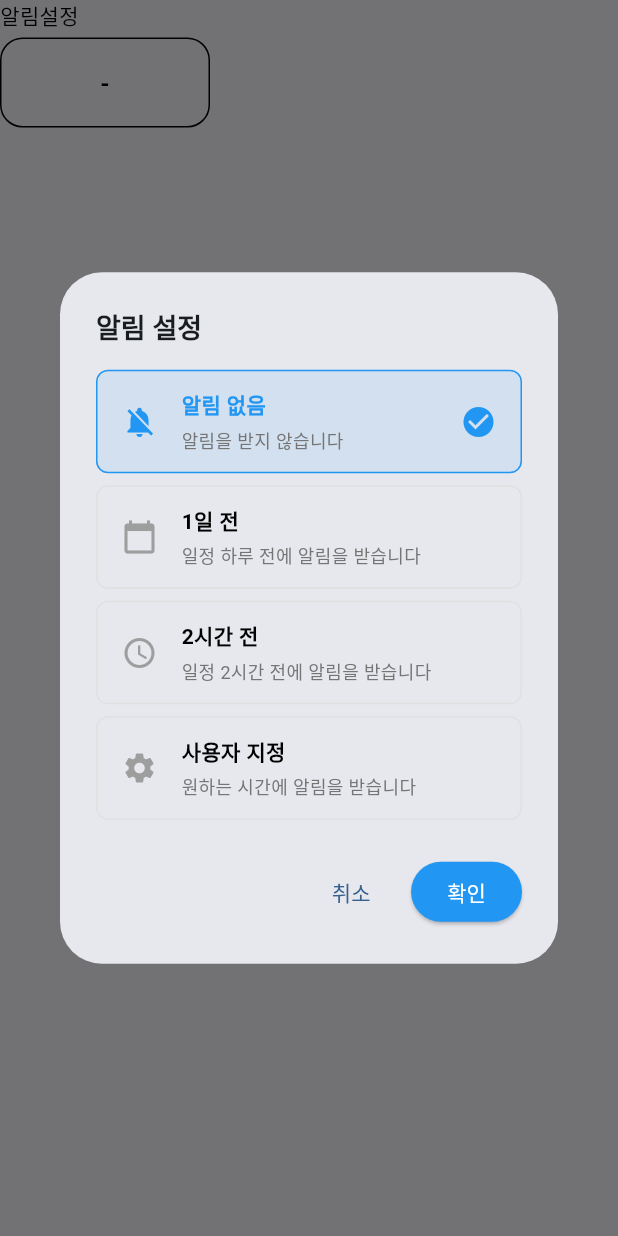
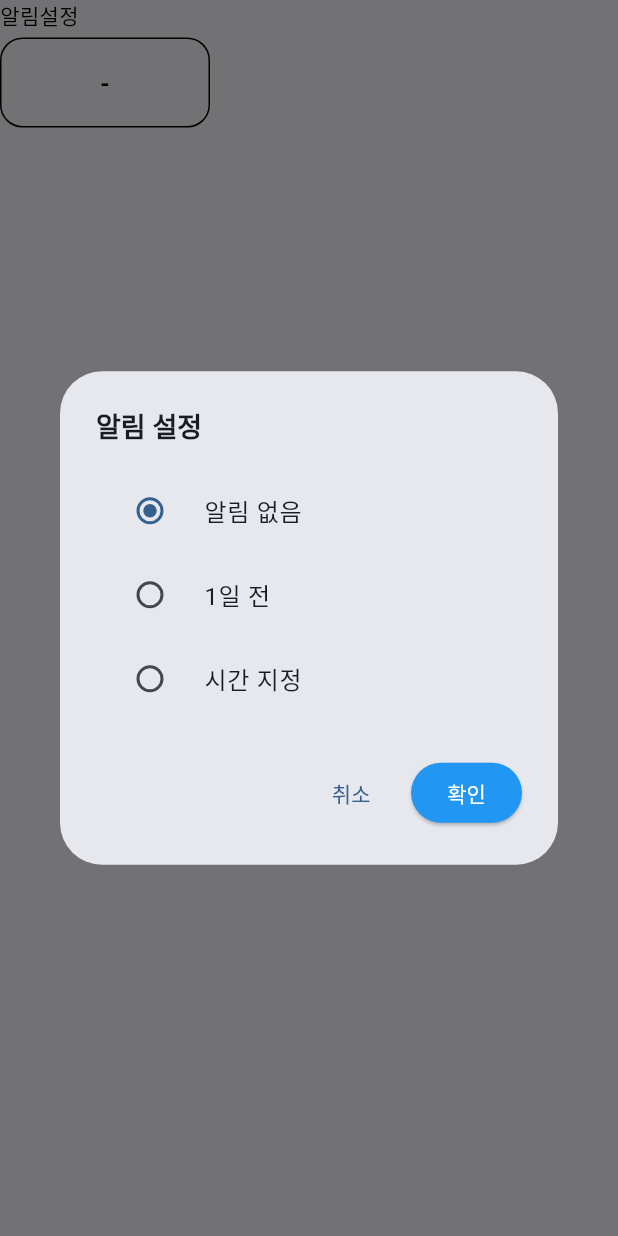
Before and after one commit to woodool/scheduleapp, a Flutter app: the NotificationSettingBox widget shown alone on an empty page, opened directly, after a tap on an icon or button, on a phone screen of 412 x 824 dp. Run offline on Flutter 3.47's test engine with Material 3 defaults, Android fonts, the phone set to English and light mode, and no system bars.

Commit message:
알림설정3

```diff
--- a/schedule/lib/features/schedule/presentation/widgets/notification_setting_box.dart
+++ b/schedule/lib/features/schedule/presentation/widgets/notification_setting_box.dart
@@ -1,24 +1,24 @@
 import 'package:flutter/material.dart';
+import 'package:flutter/services.dart';
 
 enum NotificationType {
   none,
   dayBefore,
   hoursBefore,
-  custom,
 }
 
 class NotificationSettingBox extends StatelessWidget {
   final NotificationType notificationType;
-  final int? customValue;
+  final int? hoursValue;
   final ValueChanged<NotificationType>? onTypeChanged;
-  final ValueChanged<int>? onCustomValueChanged;
+  final ValueChanged<int>? onHoursValueChanged;
 
   const NotificationSettingBox({
     super.key,
     this.notificationType = NotificationType.none,
-    this.customValue,
+    this.hoursValue,
     this.onTypeChanged,
-    this.onCustomValueChanged,
+    this.onHoursValueChanged,
   });
 
   String _getNotificationText() {
@@ -28,15 +28,14 @@ class NotificationSettingBox extends StatelessWidget {
       case NotificationType.dayBefore:
         return '1일 전';
       case NotificationType.hoursBefore:
-        return '2시간 전';
-      case NotificationType.custom:
-        return '${customValue ?? 0}일 전';
+        return '${hoursValue ?? 2}시간 전';
     }
   }
 
   Future<void> _showNotificationSelector(BuildContext context) async {
     NotificationType tempType = notificationType;
-    int tempValue = customValue ?? 1;
+    int tempHours = hoursValue ?? 2;
+    final TextEditingController hoursController = TextEditingController(text: tempHours.toString());
 
     await showDialog(
       context: context,
@@ -56,80 +55,65 @@ class NotificationSettingBox extends StatelessWidget {
                 child: Column(
                   mainAxisSize: MainAxisSize.min,
                   children: [
-                    _buildNotificationOption(
-                      context,
-                      setState,
-                      NotificationType.none,
-                      '알림 없음',
-                      '알림을 받지 않습니다',
-                      Icons.notifications_off,
-                      tempType,
-                      (value) => tempType = value,
+                    RadioListTile<NotificationType>(
+                      title: const Text('알림 없음'),
+                      value: NotificationType.none,
+                      groupValue: tempType,
+                      onChanged: (value) {
+                        setState(() {
+                          tempType = value!;
+                        });
+                      },
                     ),
-                    const SizedBox(height: 8),
-                    _buildNotificationOption(
-                      context,
-                      setState,
-                      NotificationType.dayBefore,
-                      '1일 전',
-                      '일정 하루 전에 알림을 받습니다',
-                      Icons.calendar_today,
-                      tempType,
-                      (value) => tempType = value,
+                    RadioListTile<NotificationType>(
+                      title: const Text('1일 전'),
+                      value: NotificationType.dayBefore,
+                      groupValue: tempType,
+                      onChanged: (value) {
+                        setState(() {
+                          tempType = value!;
+                        });
+                      },
                     ),
-                    const SizedBox(height: 8),
-                    _buildNotificationOption(
-                      context,
-                      setState,
-                      NotificationType.hoursBefore,
-                      '2시간 전',
-                      '일정 2시간 전에 알림을 받습니다',
-                      Icons.access_time,
-                      tempType,
-                      (value) => tempType = value,
+                    RadioListTile<NotificationType>(
+                      title: const Text('시간 지정'),
+                      value: NotificationType.hoursBefore,
+                      groupValue: tempType,
+                      onChanged: (value) {
+                        setState(() {
+                          tempType = value!;
+                        });
+                      },
                     ),
-                    const SizedBox(height: 8),
-                    _buildNotificationOption(
-                      context,
-                      setState,
-                      NotificationType.custom,
-                      '사용자 지정',
-                      '원하는 시간에 알림을 받습니다',
-                      Icons.settings,
-                      tempType,
-                      (value) => tempType = value,
-                    ),
-                    if (tempType == NotificationType.custom)
-                      Container(
-                        margin: const EdgeInsets.only(top: 16, left: 16),
-                        padding: const EdgeInsets.all(12),
-                        decoration: BoxDecoration(
-                          color: Colors.grey[100],
-                          borderRadius: BorderRadius.circular(8),
-                        ),
+                    if (tempType == NotificationType.hoursBefore)
+                      Padding(
+                        padding: const EdgeInsets.only(left: 16.0),
                         child: Row(
                           children: [
-                            const Text(
-                              '알림 시간: ',
-                              style: TextStyle(
-                                fontWeight: FontWeight.w500,
+                            const Text('알림 시간: '),
+                            SizedBox(
+                              width: 80,
+                              child: TextField(
+                                controller: hoursController,
+                                keyboardType: TextInputType.number,
+                                inputFormatters: [
+                                  FilteringTextInputFormatter.digitsOnly,
+                                ],
+                                decoration: const InputDecoration(
+                                  isDense: true,
+                                  contentPadding: EdgeInsets.symmetric(horizontal: 8, vertical: 8),
+                                  border: OutlineInputBorder(),
+                                ),
+                                onChanged: (value) {
+                                  if (value.isNotEmpty) {
+                                    setState(() {
+                                      tempHours = int.parse(value);
+                                    });
+                                  }
+                                },
                               ),
                             ),
-                            DropdownButton<int>(
-                              value: tempValue,
-                              underline: Container(),
-                              items: List.generate(7, (index) => index + 1)
-                                  .map((days) => DropdownMenuItem<int>(
-                                        value: days,
-                                        child: Text('$days일 전'),
-                                      ))
-                                  .toList(),
-                              onChanged: (value) {
-                                setState(() {
-                                  tempValue = value!;
-                                });
-                              },
-                            ),
+                            const Text(' 시간 전'),
                           ],
                         ),
                       ),
@@ -148,8 +132,8 @@ class NotificationSettingBox extends StatelessWidget {
             ElevatedButton(
               onPressed: () {
                 onTypeChanged?.call(tempType);
-                if (tempType == NotificationType.custom) {
-                  onCustomValueChanged?.call(tempValue);
+                if (tempType == NotificationType.hoursBefore) {
+                  onHoursValueChanged?.call(tempHours);
                 }
                 Navigator.of(context).pop();
               },
@@ -162,75 +146,6 @@ class NotificationSettingBox extends StatelessWidget {
           ],
         );
       },
-    );
-  }
-
-  Widget _buildNotificationOption(
-    BuildContext context,
-    StateSetter setState,
-    NotificationType type,
-    String title,
-    String subtitle,
-    IconData icon,
-    NotificationType selectedType,
-    Function(NotificationType) onChanged,
-  ) {
-    final isSelected = selectedType == type;
-
-    return InkWell(
-      onTap: () {
-        setState(() {
-          onChanged(type);
-        });
-      },
-      child: Container(
-        padding: const EdgeInsets.symmetric(horizontal: 16, vertical: 12),
-        decoration: BoxDecoration(
-          color: isSelected ? Colors.blue.withOpacity(0.1) : Colors.transparent,
-          border: Border.all(
-            color: isSelected ? Colors.blue : Colors.grey.shade300,
-            width: 1,
-          ),
-          borderRadius: BorderRadius.circular(8),
-        ),
-        child: Row(
-          children: [
-            Icon(
-              icon,
-              color: isSelected ? Colors.blue : Colors.grey,
-              size: 24,
-            ),
-            const SizedBox(width: 16),
-            Expanded(
-              child: Column(
-                crossAxisAlignment: CrossAxisAlignment.start,
-                children: [
-                  Text(
-                    title,
-                    style: TextStyle(
-                      fontWeight: FontWeight.bold,
-                      color: isSelected ? Colors.blue : Colors.black,
-                    ),
-                  ),
-                  const SizedBox(height: 4),
-                  Text(
-                    subtitle,
-                    style: TextStyle(
-                      fontSize: 12,
-                      color: Colors.grey[600],
-                    ),
-                  ),
-                ],
-              ),
-            ),
-            if (isSelected)
-              const Icon(
-                Icons.check_circle,
-                color: Colors.blue,
-              ),
-          ],
-        ),
-      ),
     );
   }
 
```
